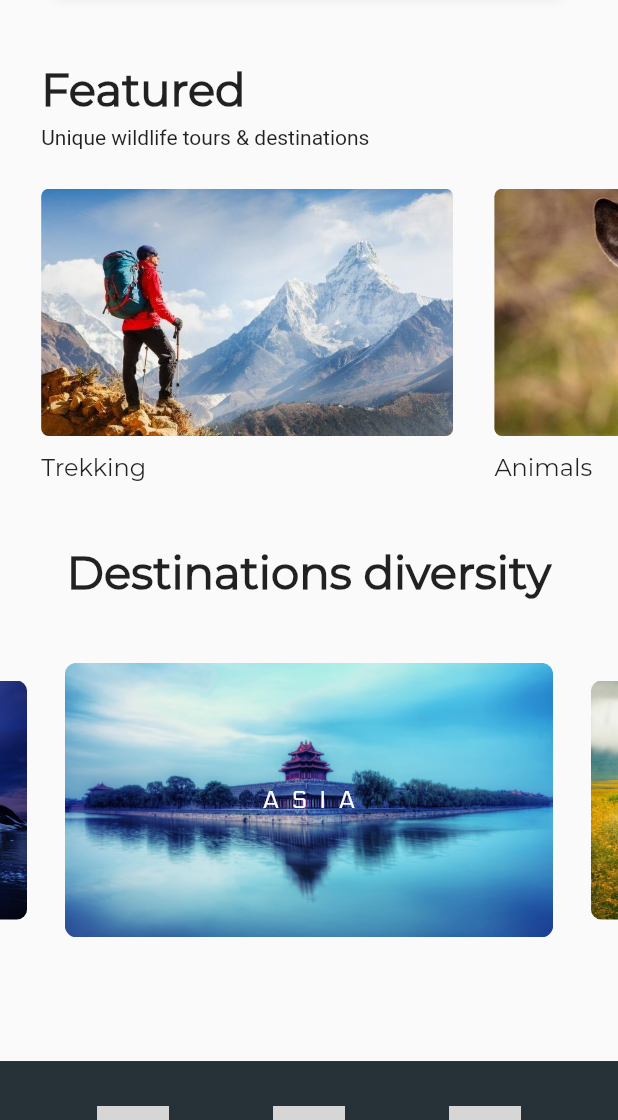
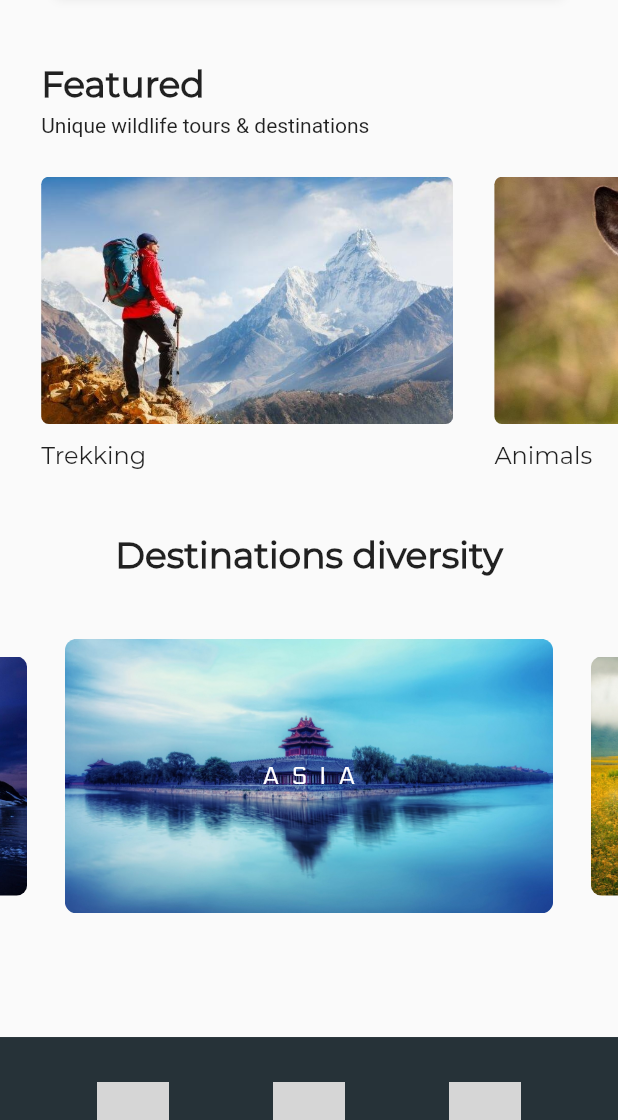
Before and after one commit to sbis04/explore, a Flutter app: the screen it shows after launch, scrolled down 576 dp, on a phone screen of 412 x 824 dp, the part 116-1236 px from its top. Run offline on Flutter 3.47's test engine with Material 2 defaults, Android fonts, the phone set to English and light mode, and no system bars; drawn by our look-alikes of carousel_slider; grey boxes are pictures that could not be loaded.

Commit message:
Remove unused imports

```diff
--- a/lib/screens/home_page.dart
+++ b/lib/screens/home_page.dart
@@ -8,7 +8,6 @@ import 'package:explore/widgets/floating_quick_access_bar.dart';
 import 'package:explore/widgets/responsive.dart';
 import 'package:explore/widgets/top_bar_contents.dart';
 import 'package:flutter/material.dart';
-import 'package:google_fonts/google_fonts.dart';
 
 class HomePage extends StatefulWidget {
   @override
--- a/lib/widgets/carousel.dart
+++ b/lib/widgets/carousel.dart
@@ -1,7 +1,6 @@
 import 'package:carousel_slider/carousel_slider.dart';
 import 'package:explore/widgets/responsive.dart';
 import 'package:flutter/material.dart';
-import 'package:google_fonts/google_fonts.dart';
 
 class DestinationCarousel extends StatefulWidget {
   @override
--- a/lib/widgets/destination_heading.dart
+++ b/lib/widgets/destination_heading.dart
@@ -1,6 +1,5 @@
 import 'package:explore/widgets/responsive.dart';
 import 'package:flutter/material.dart';
-import 'package:google_fonts/google_fonts.dart';
 
 class DestinationHeading extends StatelessWidget {
   const DestinationHeading({
@@ -24,7 +23,7 @@ class DestinationHeading extends StatelessWidget {
               'Destinations diversity',
               textAlign: TextAlign.center,
               style: TextStyle(
-                fontSize: 30,
+                fontSize: 24,
                 fontFamily: 'Montserrat',
                 fontWeight: FontWeight.bold,
               ),
--- a/lib/widgets/featured_heading.dart
+++ b/lib/widgets/featured_heading.dart
@@ -1,6 +1,5 @@
 import 'package:explore/widgets/responsive.dart';
 import 'package:flutter/material.dart';
-import 'package:google_fonts/google_fonts.dart';
 
 class FeaturedHeading extends StatelessWidget {
   const FeaturedHeading({
@@ -27,7 +26,7 @@ class FeaturedHeading extends StatelessWidget {
                 Text(
                   'Featured',
                   style: TextStyle(
-                    fontSize: 30,
+                    fontSize: 24,
                     fontFamily: 'Montserrat',
                     fontWeight: FontWeight.bold,
                   ),
--- a/lib/widgets/featured_tiles.dart
+++ b/lib/widgets/featured_tiles.dart
@@ -1,6 +1,5 @@
 import 'package:explore/widgets/responsive.dart';
 import 'package:flutter/material.dart';
-import 'package:google_fonts/google_fonts.dart';
 
 class FeaturedTiles extends StatelessWidget {
   FeaturedTiles({
--- a/lib/widgets/top_bar_contents.dart
+++ b/lib/widgets/top_bar_contents.dart
@@ -1,5 +1,4 @@
 import 'package:flutter/material.dart';
-import 'package:google_fonts/google_fonts.dart';
 
 class TopBarContents extends StatefulWidget {
   final double opacity;
```
Also changed, not shown: lib/widgets/info_text.dart (+8 -5 lines).
